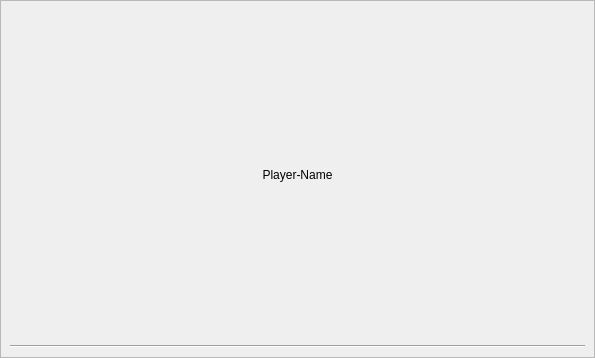
First picture: the form in Gui/Details/LiveGameDetails/beerplayerwidget.ui, repository lbproductions/ProjectStats, before the edit.
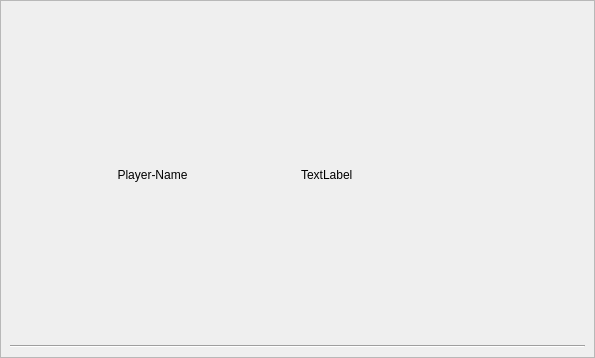
Second picture: the form after the edit.

```diff
--- a/Gui/Details/LiveGameDetails/beerplayerwidget.ui
+++ b/Gui/Details/LiveGameDetails/beerplayerwidget.ui
@@ -30,6 +30,8 @@
      </property>
      <layout class="QVBoxLayout" name="verticalLayout">
       <item>
+       <layout class="QHBoxLayout" name="horizontalLayout_2">
+        <item>
        <widget class="QLabel" name="labelName">
         <property name="styleSheet">
          <string notr="true"/>
@@ -41,6 +43,15 @@
          <set>Qt::AlignCenter</set>
         </property>
        </widget>
+        </item>
+        <item>
+         <widget class="QLabel" name="labelAlc">
+          <property name="text">
+           <string>TextLabel</string>
+          </property>
+         </widget>
+        </item>
+       </layout>
       </item>
       <item>
        <widget class="Line" name="line">
```
Lines whose indentation alone changed are shown as unchanged.
